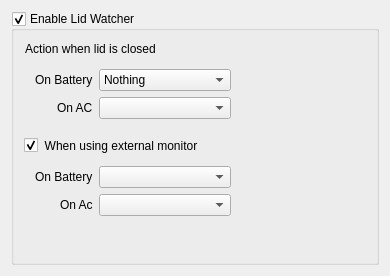
Before: the Qt Designer form config/lidwatchersettings.ui in lxqt/lxqt-powermanagement, drawn with Qt 5.
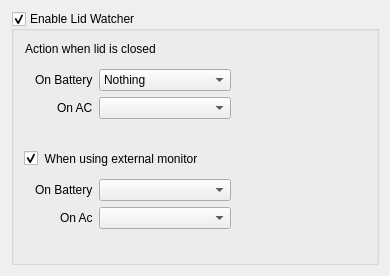
After: the same form once the commit is applied.

```diff
--- a/config/lidwatchersettings.ui
+++ b/config/lidwatchersettings.ui
@@ -28,6 +28,9 @@
      <property name="checkable">
       <bool>true</bool>
      </property>
+     <property name="checked">
+      <bool>true</bool>
+     </property>
      <layout class="QVBoxLayout" name="verticalLayout_2">
       <item>
        <widget class="QGroupBox" name="groupBox">
@@ -165,19 +168,6 @@
            </property>
           </widget>
          </item>
-         <item row="3" column="0">
-          <spacer name="verticalSpacer">
-           <property name="orientation">
-            <enum>Qt::Vertical</enum>
-           </property>
-           <property name="sizeHint" stdset="0">
-            <size>
-             <width>20</width>
-             <height>40</height>
-            </size>
-           </property>
-          </spacer>
-         </item>
          <item row="2" column="1">
           <widget class="QComboBox" name="extMonOnAcActionComboBox">
            <property name="sizePolicy">
```
Left out of the diff: 22 changed lines with no effect on the pictures.
